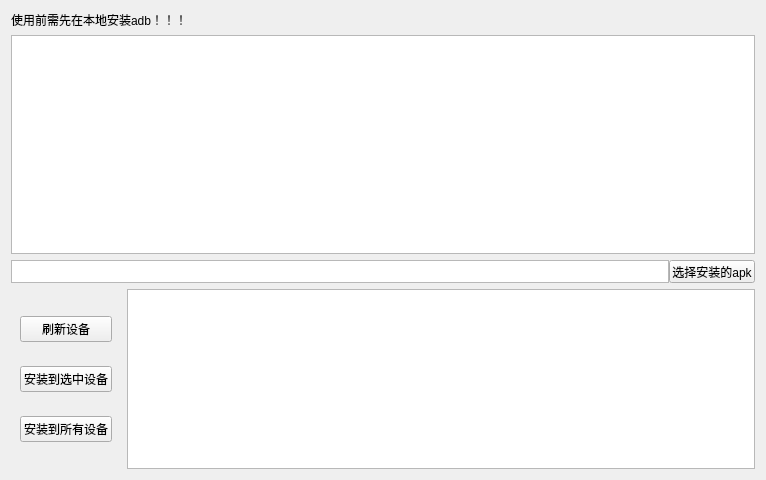
Qiuyang-Pan/multi_install, file multi_install.ui: the form before one commit.
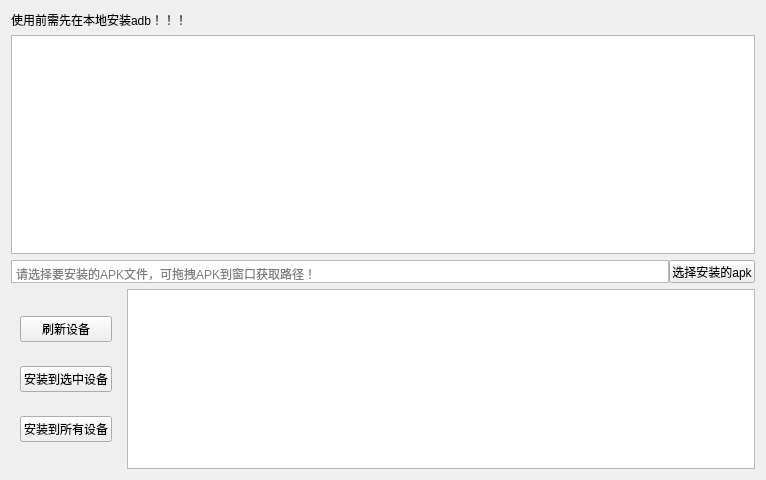
The form after the commit.

Commit message: 添加可拖拽文件到窗口功能

Diff of the .ui file:
```diff
--- a/multi_install.ui
+++ b/multi_install.ui
@@ -120,6 +120,9 @@
         <property name="readOnly">
          <bool>true</bool>
         </property>
+        <property name="placeholderText">
+         <string notr="true">请选择要安装的APK文件，可拖拽APK到窗口获取路径！</string>
+        </property>
        </widget>
       </item>
       <item>
```
Left out of the diff: 3 changed lines with no effect on the pictures. The commit also changes 2 other files.
